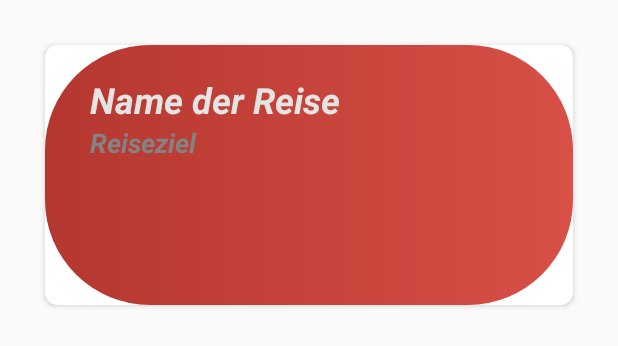
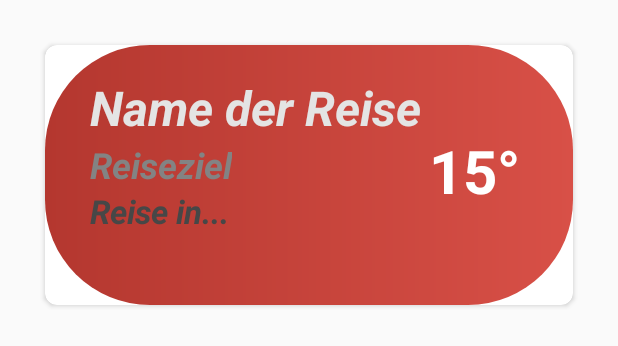
Before and after one commit to jmair17/Pos-Projekt_Mair-Lehner, an Android app: the layout listview_item.xml on its own in the app's theme, with its tools: preview values and no code run, on a phone screen of 412 x 824 dp. Shown: the top 346 px of the screen. Run offline under Robolectric (Android 15) with nearby library versions, the phone set to English and light mode, and no system bars.

Commit message:
Designupdate listView_item

```diff
--- a/Reiseplaner/app/src/main/res/layout/listview_item.xml
+++ b/Reiseplaner/app/src/main/res/layout/listview_item.xml
@@ -22,11 +22,11 @@
 
             <LinearLayout
                 android:layout_width="match_parent"
-                android:layout_height="wrap_content"
-                android:orientation="horizontal"
+                android:layout_height="128dp"
                 android:layout_marginLeft="30dp"
                 android:layout_marginTop="20dp"
-                android:layout_marginRight="30dp">
+                android:layout_marginRight="30dp"
+                android:orientation="horizontal">
 
                 <LinearLayout
                     android:layout_width="wrap_content"
@@ -39,7 +39,7 @@
                         android:layout_height="wrap_content"
                         android:text="Name der Reise"
                         android:textColor="#E4E4E4"
-                        android:textSize="24dp"
+                        android:textSize="32dp"
                         android:textStyle="bold|italic" />
 
                     <TextView
@@ -48,7 +48,16 @@
                         android:layout_height="wrap_content"
                         android:text="Reiseziel"
                         android:textColor="#838383"
-                        android:textSize="18dp"
+                        android:textSize="24dp"
+                        android:textStyle="bold|italic" />
+
+                    <TextView
+                        android:id="@+id/trip_daysLeft"
+                        android:layout_width="wrap_content"
+                        android:layout_height="wrap_content"
+                        android:text="Reise in..."
+                        android:textColor="#474747"
+                        android:textSize="22dp"
                         android:textStyle="bold|italic" />
 
 
@@ -58,6 +67,20 @@
                     android:layout_width="match_parent"
                     android:layout_height="match_parent">
 
+                    <TextView
+                        android:layout_width="match_parent"
+                        android:layout_height="match_parent"
+                        android:layout_alignParentTop="true"
+                        android:layout_alignParentEnd="true"
+                        android:layout_alignParentBottom="true"
+                        android:layout_marginTop="0dp"
+                        android:layout_marginEnd="0dp"
+                        android:layout_marginBottom="0dp"
+                        android:gravity="center"
+                        android:text="15°"
+                        android:textColor="#FFFFFF"
+                        android:textSize="40dp"
+                        android:textStyle="bold" />
 
                 </RelativeLayout>
 
```
